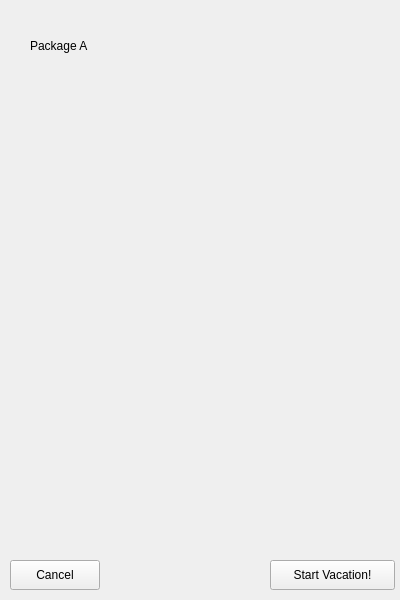
This is TheMudkips/vpackagea.ui in OwlbitCode/TheMudkips as Qt 5 draws it before an edit. The edited form follows.
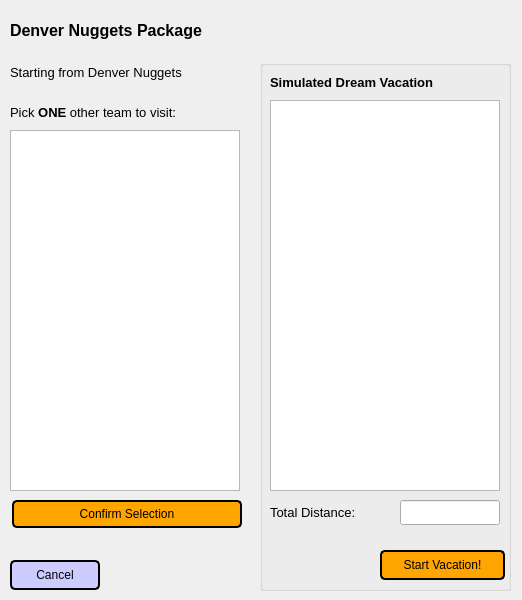
This is the edited form.

Patch:
```diff
--- a/TheMudkips/vpackagea.ui
+++ b/TheMudkips/vpackagea.ui
@@ -6,13 +6,185 @@
    <rect>
     <x>0</x>
     <y>0</y>
-    <width>400</width>
+    <width>522</width>
     <height>600</height>
    </rect>
   </property>
   <property name="windowTitle">
    <string>Form</string>
   </property>
+  <widget class="QListWidget" name="teamList">
+   <property name="geometry">
+    <rect>
+     <x>10</x>
+     <y>130</y>
+     <width>230</width>
+     <height>361</height>
+    </rect>
+   </property>
+   <property name="selectionMode">
+    <enum>QAbstractItemView::SingleSelection</enum>
+   </property>
+  </widget>
+  <widget class="QGroupBox" name="sortedGroup">
+   <property name="geometry">
+    <rect>
+     <x>260</x>
+     <y>60</y>
+     <width>251</width>
+     <height>531</height>
+    </rect>
+   </property>
+   <property name="title">
+    <string/>
+   </property>
+   <widget class="QLabel" name="sortedTitle">
+    <property name="geometry">
+     <rect>
+      <x>10</x>
+      <y>10</y>
+      <width>251</width>
+      <height>25</height>
+     </rect>
+    </property>
+    <property name="font">
+     <font>
+      <pointsize>10</pointsize>
+      <weight>75</weight>
+      <bold>true</bold>
+     </font>
+    </property>
+    <property name="text">
+     <string>Simulated Dream Vacation</string>
+    </property>
+   </widget>
+   <widget class="QListWidget" name="sortedTeamList">
+    <property name="geometry">
+     <rect>
+      <x>10</x>
+      <y>40</y>
+      <width>230</width>
+      <height>391</height>
+     </rect>
+    </property>
+   </widget>
+   <widget class="QPushButton" name="startButton">
+    <property name="geometry">
+     <rect>
+      <x>120</x>
+      <y>490</y>
+      <width>125</width>
+      <height>30</height>
+     </rect>
+    </property>
+    <property name="styleSheet">
+     <string notr="true">background-color:orange;
+border-style: solid;
+border-color: black;
+border-width: 2px;
+border-radius: 5px;
+color: black;</string>
+    </property>
+    <property name="text">
+     <string>Start Vacation!</string>
+    </property>
+   </widget>
+   <widget class="QLabel" name="distanceLabel">
+    <property name="geometry">
+     <rect>
+      <x>10</x>
+      <y>440</y>
+      <width>131</width>
+      <height>25</height>
+     </rect>
+    </property>
+    <property name="font">
+     <font>
+      <pointsize>10</pointsize>
+     </font>
+    </property>
+    <property name="text">
+     <string>Total Distance:</string>
+    </property>
+   </widget>
+   <widget class="QLineEdit" name="distanceLine">
+    <property name="geometry">
+     <rect>
+      <x>140</x>
+      <y>440</y>
+      <width>100</width>
+      <height>25</height>
+     </rect>
+    </property>
+    <property name="font">
+     <font>
+      <pointsize>10</pointsize>
+     </font>
+    </property>
+    <property name="readOnly">
+     <bool>true</bool>
+    </property>
+   </widget>
+  </widget>
+  <widget class="QLabel" name="titleLabel">
+   <property name="geometry">
+    <rect>
+     <x>10</x>
+     <y>10</y>
+     <width>561</width>
+     <height>40</height>
+    </rect>
+   </property>
+   <property name="font">
+    <font>
+     <pointsize>12</pointsize>
+     <weight>75</weight>
+     <bold>true</bold>
+    </font>
+   </property>
+   <property name="text">
+    <string>Denver Nuggets Package</string>
+   </property>
+  </widget>
+  <widget class="QLabel" name="startingTitle">
+   <property name="geometry">
+    <rect>
+     <x>10</x>
+     <y>60</y>
+     <width>230</width>
+     <height>25</height>
+    </rect>
+   </property>
+   <property name="font">
+    <font>
+     <pointsize>10</pointsize>
+    </font>
+   </property>
+   <property name="text">
+    <string>Starting from Denver Nuggets</string>
+   </property>
+  </widget>
+  <widget class="QPushButton" name="confirmButton">
+   <property name="geometry">
+    <rect>
+     <x>12</x>
+     <y>500</y>
+     <width>230</width>
+     <height>28</height>
+    </rect>
+   </property>
+   <property name="styleSheet">
+    <string notr="true">background-color:orange;
+border-style: solid;
+border-color: black;
+border-width: 2px;
+border-radius: 5px;
+color: black;</string>
+   </property>
+   <property name="text">
+    <string>Confirm Selection</string>
+   </property>
+  </widget>
   <widget class="QPushButton" name="cancelButton">
    <property name="geometry">
     <rect>
@@ -22,34 +194,34 @@
      <height>30</height>
     </rect>
    </property>
+   <property name="styleSheet">
+    <string notr="true">background-color:#ccccff;
+border-style: solid;
+border-color: black;
+border-width: 2px;
+border-radius: 5px;
+color: black;</string>
+   </property>
    <property name="text">
     <string>Cancel</string>
    </property>
   </widget>
-  <widget class="QPushButton" name="startButton">
+  <widget class="QLabel" name="selectTitle">
    <property name="geometry">
     <rect>
-     <x>270</x>
-     <y>560</y>
-     <width>125</width>
-     <height>30</height>
+     <x>10</x>
+     <y>100</y>
+     <width>230</width>
+     <height>25</height>
     </rect>
    </property>
-   <property name="text">
-    <string>Start Vacation!</string>
+   <property name="font">
+    <font>
+     <pointsize>10</pointsize>
+    </font>
    </property>
-  </widget>
-  <widget class="QLabel" name="label">
-   <property name="geometry">
-    <rect>
-     <x>30</x>
-     <y>30</y>
-     <width>181</width>
-     <height>31</height>
-    </rect>
-   </property>
    <property name="text">
-    <string>Package A</string>
+    <string>Pick &lt;b&gt;ONE&lt;/b&gt; other team to visit:</string>
    </property>
   </widget>
  </widget>
```
